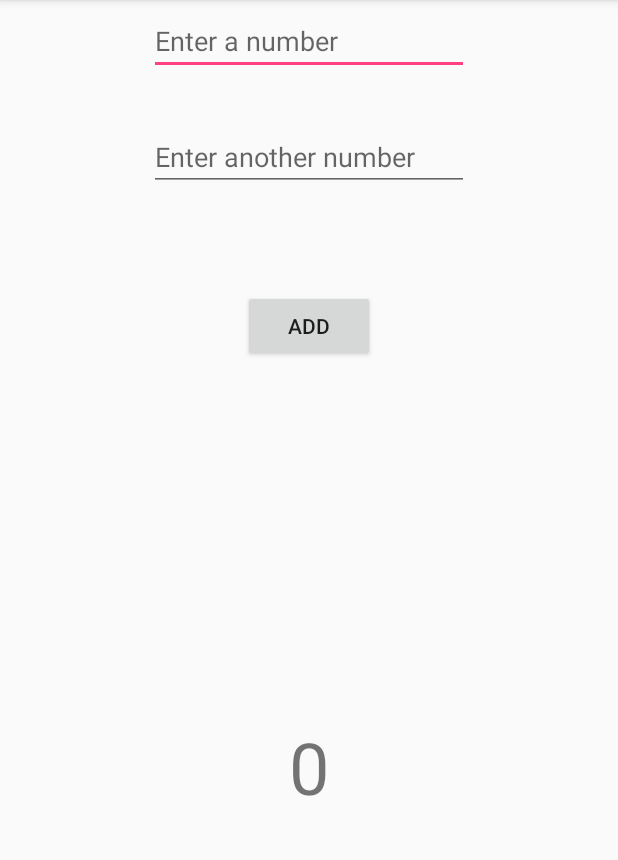
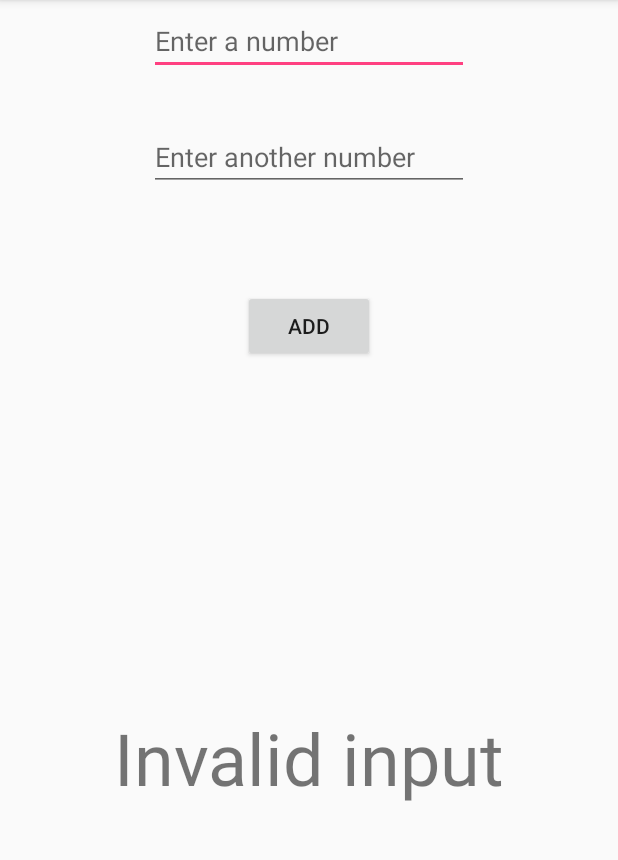
Before and after one commit to mdyusufkhan2660/Android-app-1, an Android app: the screen it shows after launch (MainActivity), after a tap on "ADD", on a phone screen of 412 x 824 dp, the part 84-944 px from its top. Run offline under Robolectric (Android 15) with nearby library versions, the phone set to English and light mode, and no system bars.

Commit message:
completed exception handling
1-If input is empty
2-If input is not a number
3-If input is too big

```diff
--- a/app/src/main/java/com/example/user/application_test/MainActivity.java
+++ b/app/src/main/java/com/example/user/application_test/MainActivity.java
@@ -3,11 +3,13 @@ package com.example.user.application_test;
 import android.support.v7.app.AppCompatActivity;
 import android.content.Context;
 import android.os.Bundle;
+import android.text.TextUtils;
 import android.view.View;
 import android.view.inputmethod.InputMethodManager;
 import android.widget.Button;
 import android.widget.EditText;
 import android.widget.TextView;
+import static java.sql.Types.NULL;
 
 public class MainActivity extends AppCompatActivity {
 
@@ -25,12 +27,30 @@ public class MainActivity extends AppCompatActivity {
                 EditText secondNumEditText = (EditText) findViewById(R.id.secondNumEditText);
                 TextView resultTextView = (TextView) findViewById(R.id.resultTextView);
 
-                int number1 = Integer.parseInt(firstNumEditText.getText().toString());
-                int number2 = Integer.parseInt(secondNumEditText.getText().toString());
-                int result = number1 + number2;
+                String num1Str,num2Str;
+                long number1,number2,result;
 
-                resultTextView.setText(result + "");
+                num1Str = firstNumEditText.getText().toString();
+                num2Str = secondNumEditText.getText().toString();
+                try{
+                    if(num1Str.isEmpty()||num2Str.isEmpty()){
+                        resultTextView.setText("Invalid input");
+                    }
 
+                    else if(TextUtils.isDigitsOnly(num1Str)&&TextUtils.isDigitsOnly(num2Str)){
+
+                        number1 = Long.parseLong(num1Str);
+                        number2 = Long.parseLong(num2Str);
+                        result = number1 + number2;
+                        resultTextView.setText(result + "");
+                    }
+                    else{
+                        resultTextView.setText("Invalid input");
+                    }
+                }
+                catch(Exception e){
+                    resultTextView.setText("Oops!");
+                }
                 /* Hide number pad or key pad after the button is pressed
                 ref: https://www.android-examples.com/hide-edittext-soft-keyboard-on-android-programmatically-on-button-click/
                  */
--- a/app/src/main/res/layout/activity_main.xml
+++ b/app/src/main/res/layout/activity_main.xml
@@ -58,7 +58,7 @@
     <TextView
         android:id="@+id/resultTextView"
         android:layout_width="wrap_content"
-        android:layout_height="52dp"
+        android:layout_height="wrap_content"
         android:layout_marginBottom="8dp"
         android:layout_marginEnd="8dp"
         android:layout_marginLeft="8dp"
```
